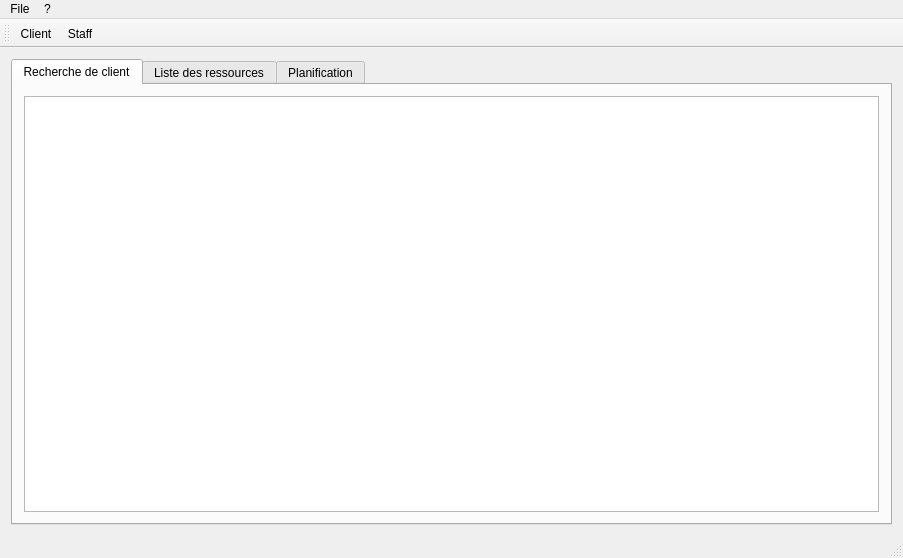
Qu3tzal/TpQt, file QTP/mainwindow.ui: the form before one commit.
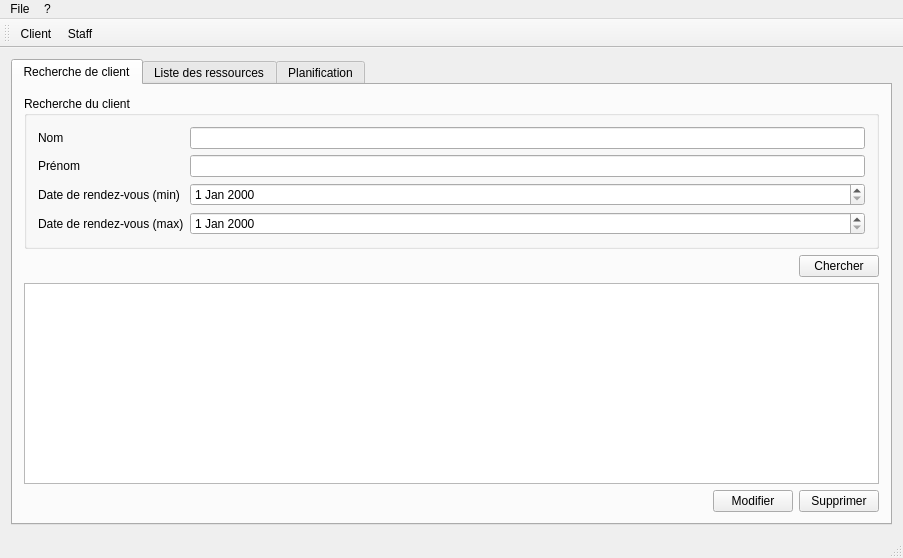
The form after the commit. The open tabs and pages were chosen to show the change. Icons and pictures are not drawn. Custom widgets are drawn as their Qt base class.

Commit message: UI recherche client

What changed in the file:
```diff
--- a/QTP/mainwindow.ui
+++ b/QTP/mainwindow.ui
@@ -25,9 +25,117 @@
         <string>Recherche de client</string>
        </attribute>
        <layout class="QVBoxLayout" name="verticalLayout_4">
+        <item>
+         <widget class="QGroupBox" name="groupBox">
+          <property name="title">
+           <string>Recherche du client</string>
+          </property>
+          <layout class="QVBoxLayout" name="verticalLayout_5">
+           <item>
+            <layout class="QFormLayout" name="formLayout">
+             <item row="1" column="0">
+              <widget class="QLabel" name="label">
+               <property name="text">
+                <string>Nom</string>
+               </property>
+              </widget>
+             </item>
+             <item row="1" column="1">
+              <widget class="QLineEdit" name="clientSearchLastNameEdit"/>
+             </item>
+             <item row="3" column="0">
+              <widget class="QLabel" name="label_2">
+               <property name="text">
+                <string>Prénom</string>
+               </property>
+              </widget>
+             </item>
+             <item row="3" column="1">
+              <widget class="QLineEdit" name="clientSearchFirstNameEdit"/>
+             </item>
+             <item row="4" column="0">
+              <widget class="QLabel" name="label_3">
+               <property name="text">
+                <string>Date de rendez-vous (min)</string>
+               </property>
+              </widget>
+             </item>
+             <item row="4" column="1">
+              <widget class="QDateEdit" name="clientSearchStartDate"/>
+             </item>
+             <item row="13" column="0">
+              <widget class="QLabel" name="label_4">
+               <property name="text">
+                <string>Date de rendez-vous (max)</string>
+               </property>
+              </widget>
+             </item>
+             <item row="13" column="1">
+              <widget class="QDateEdit" name="clientSearchEndDate"/>
+             </item>
+            </layout>
+           </item>
+          </layout>
+         </widget>
+        </item>
+        <item>
+         <layout class="QHBoxLayout" name="horizontalLayout_3">
+          <item>
+           <spacer name="horizontalSpacer_3">
+            <property name="orientation">
+             <enum>Qt::Horizontal</enum>
+            </property>
+            <property name="sizeHint" stdset="0">
+             <size>
+              <width>40</width>
+              <height>20</height>
+             </size>
+            </property>
+           </spacer>
+          </item>
+          <item>
+           <widget class="QPushButton" name="clientSearchPushButton">
+            <property name="text">
+             <string>Chercher</string>
+            </property>
+           </widget>
+          </item>
+         </layout>
+        </item>
         <item>
          <widget class="QTableView" name="clientSearchTableView"/>
         </item>
+        <item>
+         <layout class="QHBoxLayout" name="horizontalLayout_4">
+          <item>
+           <spacer name="horizontalSpacer_2">
+            <property name="orientation">
+             <enum>Qt::Horizontal</enum>
+            </property>
+            <property name="sizeHint" stdset="0">
+             <size>
+              <width>40</width>
+              <height>20</height>
+             </size>
+            </property>
+           </spacer>
+          </item>
+          <item>
+           <widget class="QPushButton" name="pushButton_3">
+            <property name="text">
+             <string>Modifier</string>
+            </property>
+           </widget>
+          </item>
+          <item>
+           <widget class="QPushButton" name="pushButton_2">
+            <property name="text">
+             <string>Supprimer</string>
+            </property>
+           </widget>
+          </item>
+         </layout>
+        </item>
        </layout>
       </widget>
       <widget class="QWidget" name="staffListTabWidget">
```
Left out of the diff: 2 changed lines with no effect on the pictures.
